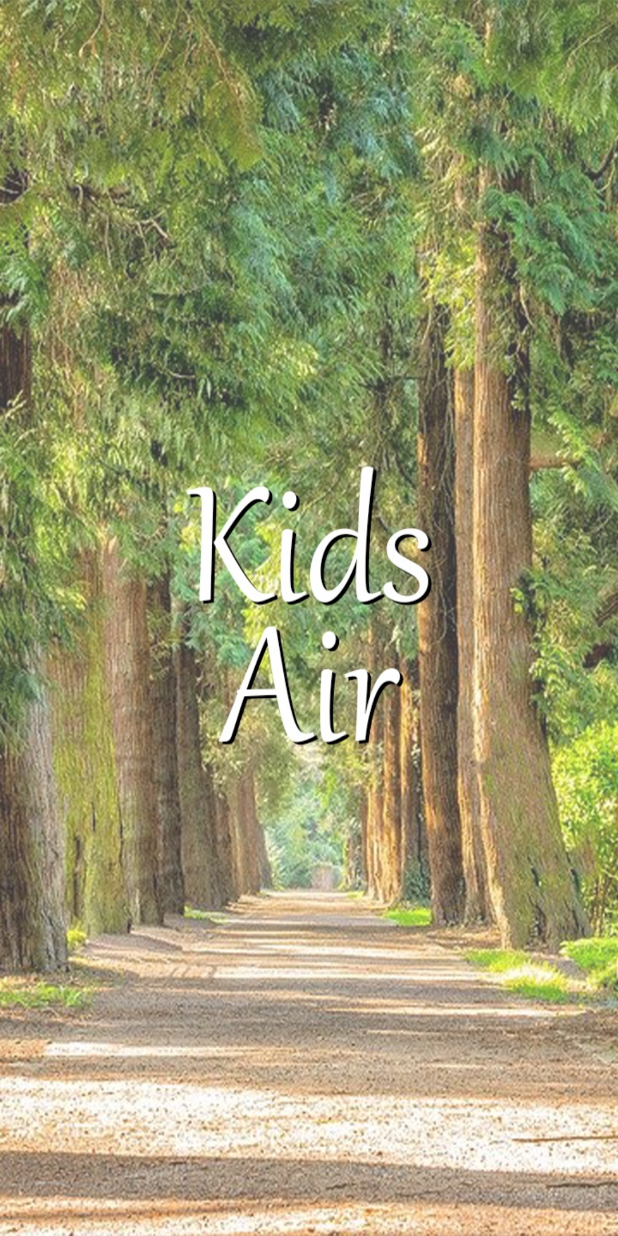
After one commit to KimDDoHyeon/ChildAirAndroid, an Android app: the SpalshScreen screen opened directly, with no data from a screen before it, on a phone screen of 412 x 824 dp. The commit adds this screen. Run offline under Robolectric (Android 15) with nearby library versions, the phone set to English and light mode, and no system bars; 1 statement that could not run was skipped.

Commit message:
스플래시화면 끝

```diff
--- a/app/src/main/AndroidManifest.xml
+++ b/app/src/main/AndroidManifest.xml
@@ -16,6 +16,10 @@
         <activity android:name=".Result" />
         <activity android:name=".Calendar" />
         <activity android:name=".MainActivity">
+
+        </activity>
+        <activity android:name=".SpalshScreen"
+            android:theme="@style/SplashTheme">
             <intent-filter>
                 <action android:name="android.intent.action.MAIN" />
 
--- /dev/null
+++ b/app/src/main/java/com/example/childair/SpalshScreen.java
@@ -0,0 +1,21 @@
+package com.example.childair;
+
+import android.app.Activity;
+import android.content.Intent;
+import android.os.Bundle;
+
+public class SpalshScreen extends Activity {
+    @Override
+    protected void onCreate( Bundle savedInstanceState) {
+        super.onCreate(savedInstanceState);
+
+        try{
+            Thread.sleep(2000);
+        } catch (InterruptedException e){
+            e.printStackTrace();
+        }
+        Intent intent = new Intent(this, MainActivity.class);
+        startActivity(intent);
+        finish();
+    }
+}
--- a/app/src/main/res/values/strings.xml
+++ b/app/src/main/res/values/strings.xml
@@ -1,3 +1,3 @@
 <resources>
-    <string name="app_name">ChildAir</string>
+    <string name="app_name">키즈에어</string>
 </resources>
--- a/app/src/main/res/values/themes.xml
+++ b/app/src/main/res/values/themes.xml
@@ -13,4 +13,8 @@
         <item name="android:statusBarColor" tools:targetApi="l">?attr/colorPrimaryVariant</item>
         <!-- Customize your theme here. -->
     </style>
+
+    <style name="SplashTheme" parent="@style/Theme.AppCompat.NoActionBar">
+        <item name="android:windowBackground">@drawable/splashlayout</item>
+    </style>
 </resources>
```
Also changed, not shown: app/src/main/res/drawable/splashlayout.jpg (renamed from app/src/main/res/drawable/splash.jpg).
